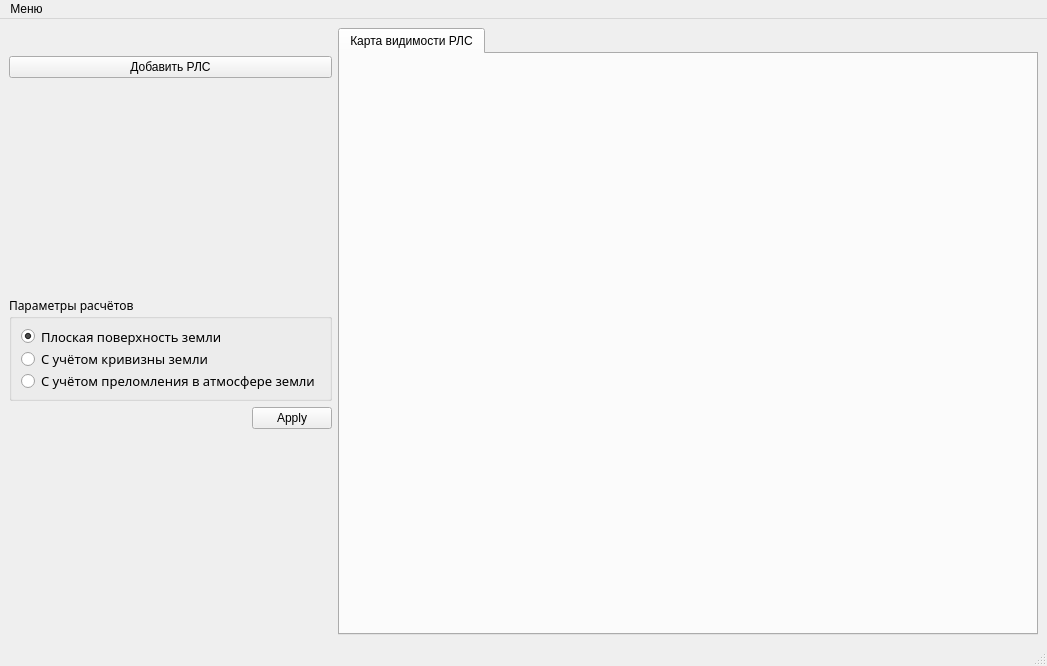
Old version of the form main/mainwindow.ui in the repository Kirikus/Terrain_213.
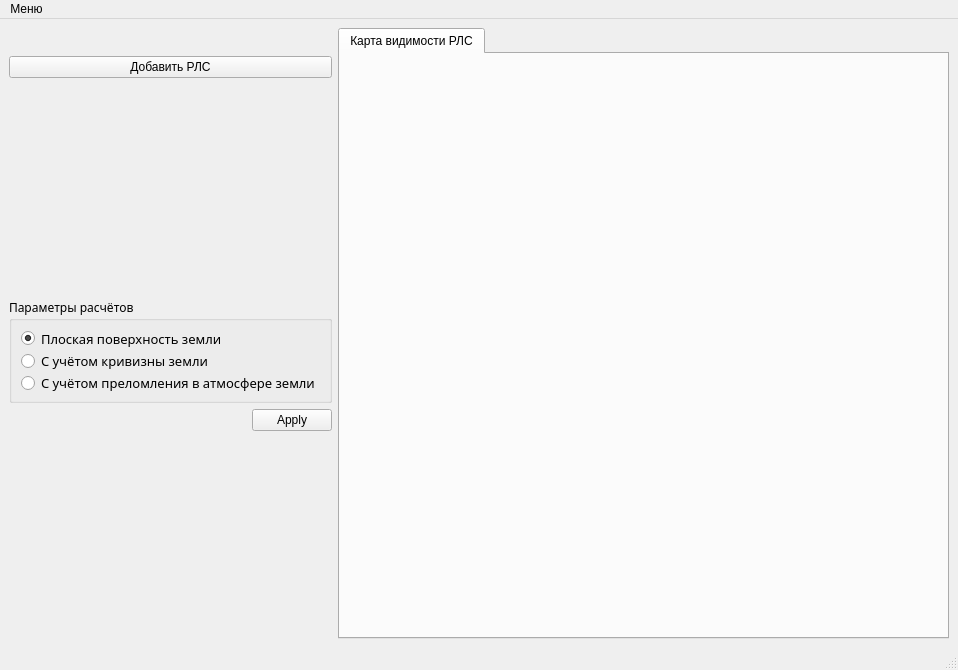
New version of the form. Custom widgets are drawn as their Qt base class.

Commit message: feat: A try to fix plot scaling

```diff
--- a/main/mainwindow.ui
+++ b/main/mainwindow.ui
@@ -2,14 +2,6 @@
 <ui version="4.0">
  <class>MainWindow</class>
  <widget class="QMainWindow" name="MainWindow">
-  <property name="geometry">
-   <rect>
-    <x>0</x>
-    <y>0</y>
-    <width>1047</width>
-    <height>666</height>
-   </rect>
-  </property>
   <property name="windowTitle">
    <string>Модель рельефа</string>
   </property>
@@ -17,6 +9,9 @@
    <layout class="QGridLayout" name="gridLayout">
     <item row="0" column="1" rowspan="10">
      <widget class="QTabWidget" name="maps">
+      <property name="enabled">
+       <bool>true</bool>
+      </property>
       <property name="sizePolicy">
        <sizepolicy hsizetype="Preferred" vsizetype="Preferred">
         <horstretch>0</horstretch>
@@ -26,7 +21,7 @@
       <property name="minimumSize">
        <size>
         <width>611</width>
-        <height>521</height>
+        <height>611</height>
        </size>
       </property>
       <property name="toolTip">
@@ -212,7 +207,7 @@
     <rect>
      <x>0</x>
      <y>0</y>
-     <width>1047</width>
+     <width>926</width>
      <height>22</height>
     </rect>
    </property>
```
The commit also changes 2 other files.
